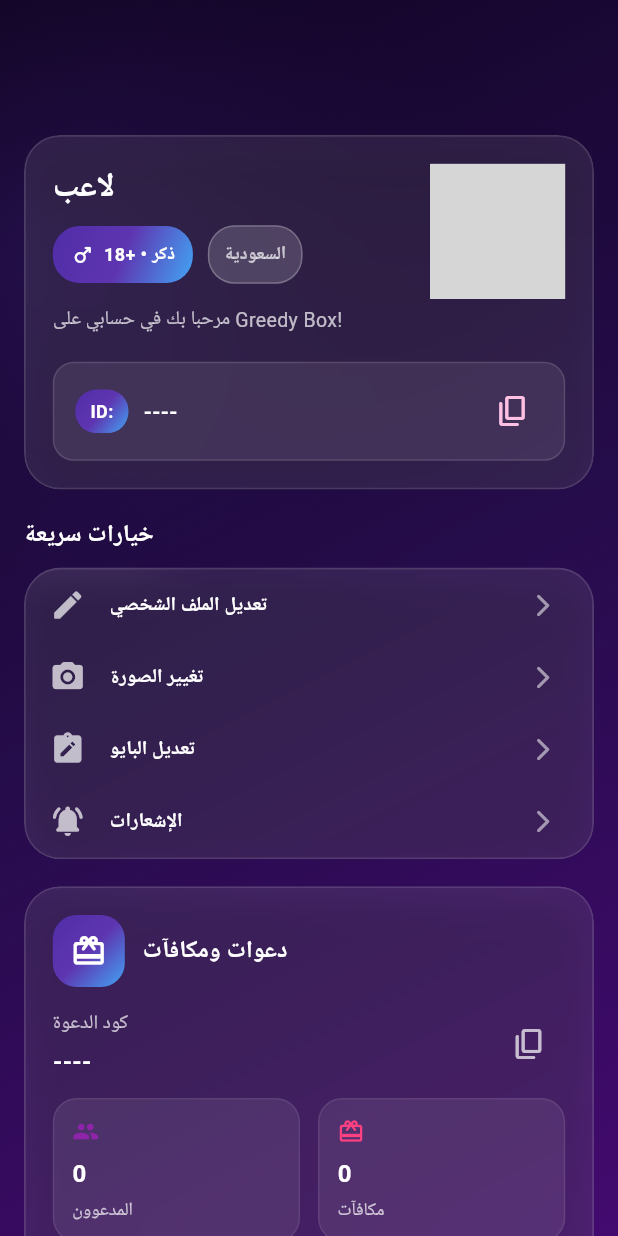
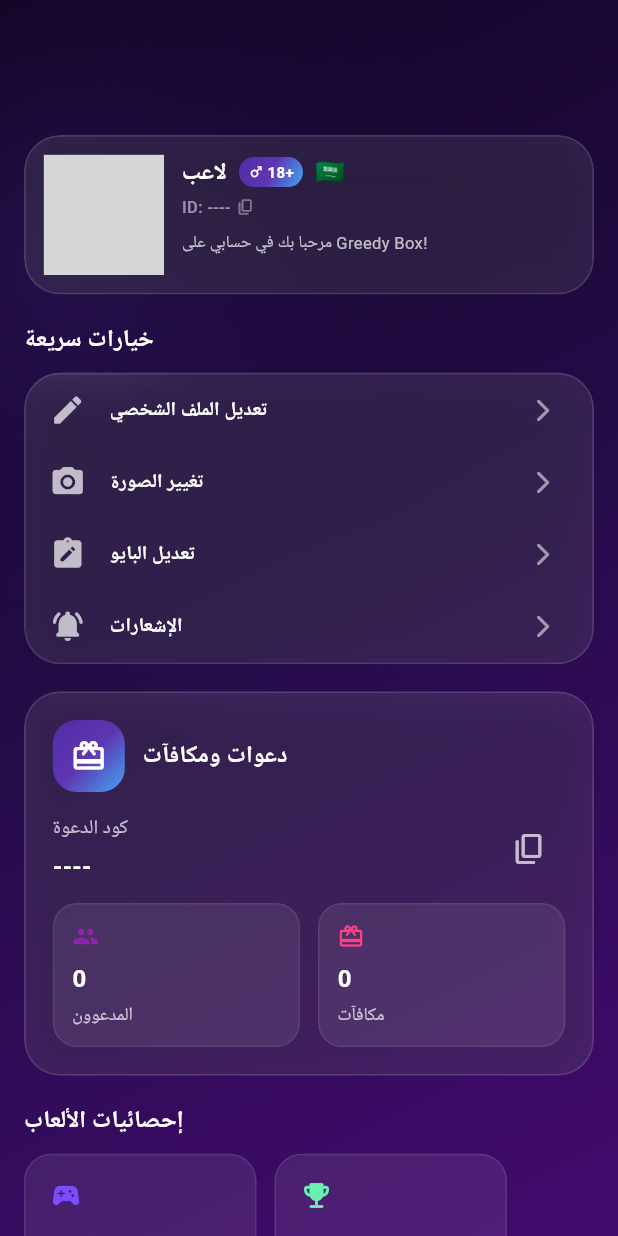
Before and after one commit to a94r98/greed-box-mobile, a Flutter app: the ProfilePage screen opened directly, on a phone screen of 412 x 824 dp. Run offline on Flutter 3.47's test engine with Material 3 defaults, Android fonts, the phone set to English and light mode, and no system bars; our stand-ins replace audioplayers, device_info_plus, lottie, shared_preferences, socket_io_client; accounts and stored records are empty; network calls fail; project files that could hold a hidden picture were left out; grey boxes are pictures that could not be loaded.

Commit message:
Redesign profile page layout and clean unused elements

```diff
--- a/lib/screens/profile_page.dart
+++ b/lib/screens/profile_page.dart
@@ -73,22 +73,11 @@ class _ProfilePageState extends State<ProfilePage> {
     }
   }
 
-  String _countryLabel(String code) {
-    const countryNames = {
-      'SA': 'السعودية',
-      'AE': 'الإمارات',
-      'EG': 'مصر',
-      'KW': 'الكويت',
-      'QA': 'قطر',
-      'BH': 'البحرين',
-      'OM': 'عُمان',
-      'US': 'الولايات المتحدة',
-      'TR': 'تركيا',
-      'LB': 'لبنان',
-      'SY': 'سوريا',
-      'JO': 'الأردن',
-    };
-    return countryNames[code.toUpperCase()] ?? code.toUpperCase();
+  String _getCountryFlag(String countryCode) {
+    if (countryCode.length != 2) return "🇸🇦";
+    final int firstChar = countryCode.codeUnitAt(0) - 0x41 + 0x1F1E6;
+    final int secondChar = countryCode.codeUnitAt(1) - 0x41 + 0x1F1E6;
+    return String.fromCharCode(firstChar) + String.fromCharCode(secondChar);
   }
 
   @override
@@ -115,7 +104,6 @@ class _ProfilePageState extends State<ProfilePage> {
     final countryCode = auth.user?['countryCode']?.toString().toUpperCase() ??
         auth.user?['country']?['code']?.toString().toUpperCase() ??
         "SA";
-    final countryLabel = _countryLabel(countryCode);
     final userBio =
         auth.user?['bio']?.toString() ?? "مرحبا بك في حسابي على Greedy Box!";
     final inviteCode = auth.user?['referralCode']?.toString() ?? "----";
@@ -181,35 +169,61 @@ class _ProfilePageState extends State<ProfilePage> {
               children: [
                 _glassCard(
                   child: Padding(
-                    padding: const EdgeInsets.all(18.0),
-                    child: Column(
+                    padding: const EdgeInsets.all(12.0),
+                    child: Row(
                       crossAxisAlignment: CrossAxisAlignment.start,
                       children: [
-                        Row(
-                          crossAxisAlignment: CrossAxisAlignment.start,
+                        // 1. Avatar (first, on the right in RTL / start in LTR)
+                        SizedBox(
+                          width: 80,
+                          height: 80,
+                          child: Stack(
+                            alignment: Alignment.center,
                             children: [
+                              Lottie.asset(
+                                isFemale
+                                    ? 'assets/frames/New female account.json'
+                                    : 'assets/frames/New male account.json',
+                                width: 80,
+                                height: 80,
+                                fit: BoxFit.contain,
+                                repeat: true,
+                              ),
+                              CircleAvatar(
+                                radius: 28,
+                                backgroundColor: accentColor.withValues(alpha: 0.2),
+                                child: _buildAvatarIcon(
+                                    auth.user?['avatar']?.toString(),
+                                    displayNickname),
+                              ),
+                            ],
+                          ),
+                        ),
+                        const SizedBox(width: 12),
+                        // 2. Details Column (second, starts right next to avatar)
                         Expanded(
                           child: Column(
                             crossAxisAlignment: CrossAxisAlignment.start,
                             children: [
+                              // Name, Age/Gender icon, Flag Row
+                              Row(
+                                children: [
                                   Text(
                                     displayNickname,
                                     style: const TextStyle(
-                                        fontSize: 22,
+                                        fontSize: 16,
                                         fontWeight: FontWeight.bold,
                                         color: Colors.white),
                                     overflow: TextOverflow.ellipsis,
                                   ),
-                                  const SizedBox(height: 10),
-                                  Row(
-                                    children: [
+                                  const SizedBox(width: 8),
+                                  // Age & Gender Icon
                                   Container(
                                     padding: const EdgeInsets.symmetric(
-                                            horizontal: 12, vertical: 10),
+                                        horizontal: 6, vertical: 3),
                                     decoration: BoxDecoration(
                                       gradient: accentGradient,
-                                          borderRadius:
-                                              BorderRadius.circular(18),
+                                      borderRadius: BorderRadius.circular(10),
                                     ),
                                     child: Row(
                                       mainAxisSize: MainAxisSize.min,
@@ -218,145 +232,66 @@ class _ProfilePageState extends State<ProfilePage> {
                                           isFemale
                                               ? Icons.female_rounded
                                               : Icons.male_rounded,
-                                              size: 16,
+                                          size: 11,
                                           color: Colors.white,
                                         ),
-                                            const SizedBox(width: 6),
+                                        const SizedBox(width: 2),
                                         Text(
-                                              "$userAge • ${isFemale ? "أنثى" : "ذكر"}",
+                                          userAge,
                                           style: const TextStyle(
                                               color: Colors.white,
                                               fontWeight: FontWeight.bold,
-                                                  fontSize: 12),
+                                              fontSize: 10),
                                         ),
                                       ],
                                     ),
                                   ),
-                                      const SizedBox(width: 10),
-                                      Container(
-                                        padding: const EdgeInsets.symmetric(
-                                            horizontal: 10, vertical: 10),
-                                        decoration: BoxDecoration(
-                                          color: Colors.white
-                                              .withValues(alpha: 0.16),
-                                          borderRadius:
-                                              BorderRadius.circular(18),
-                                          border:
-                                              Border.all(color: Colors.white24),
-                                        ),
-                                        child: Text(
-                                          countryLabel,
-                                          style: const TextStyle(
-                                              color: Colors.white70,
-                                              fontWeight: FontWeight.bold,
-                                              fontSize: 12),
-                                        ),
+                                  const SizedBox(width: 8),
+                                  // Flag Emoji
+                                  Text(
+                                    _getCountryFlag(countryCode),
+                                    style: const TextStyle(fontSize: 16),
                                   ),
                                 ],
                               ),
-                                  const SizedBox(height: 14),
+                              const SizedBox(height: 4),
+                              // Player ID (above the bio, under the name, without container box)
+                              InkWell(
+                                onTap: () => _copyToClipboard(
+                                    publicId, "تم نسخ معرف اللاعب!"),
+                                child: Row(
+                                  mainAxisSize: MainAxisSize.min,
+                                  children: [
+                                    Text(
+                                      "ID: $publicId",
+                                      style: TextStyle(
+                                        color: Colors.white.withValues(alpha: 0.5),
+                                        fontSize: 11,
+                                        fontWeight: FontWeight.w500,
+                                      ),
+                                    ),
+                                    const SizedBox(width: 4),
+                                    Icon(
+                                      Icons.copy_rounded,
+                                      size: 12,
+                                      color: Colors.white.withValues(alpha: 0.4),
+                                    ),
+                                  ],
+                                ),
+                              ),
+                              const SizedBox(height: 8),
+                              // Bio Section
                               Text(
                                 userBio,
                                 style: const TextStyle(
                                     color: Colors.white70,
-                                        fontSize: 13,
-                                        height: 1.5),
+                                    fontSize: 11,
+                                    height: 1.4),
                                 maxLines: 2,
                                 overflow: TextOverflow.ellipsis,
                               ),
                             ],
                           ),
-                            ),
-                            const SizedBox(width: 14),
-                            SizedBox(
-                              width: 90,
-                              height: 90,
-                              child: Stack(
-                                alignment: Alignment.center,
-                                children: [
-                                  Lottie.asset(
-                                    isFemale
-                                        ? 'assets/frames/New female account.json'
-                                        : 'assets/frames/New male account.json',
-                                    width: 90,
-                                    height: 90,
-                                    fit: BoxFit.contain,
-                                    repeat: true,
-                                  ),
-                                  CircleAvatar(
-                                    radius: 32,
-                                    backgroundColor:
-                                        accentColor.withValues(alpha: 0.2),
-                                    child: _buildAvatarIcon(
-                                        auth.user?['avatar']?.toString(),
-                                        displayNickname),
-                                  ),
-                                ],
-                              ),
-                            ),
-                          ],
-                        ),
-                        const SizedBox(height: 18),
-                        Row(
-                          children: [
-                            Expanded(
-                              child: Container(
-                                padding: const EdgeInsets.symmetric(
-                                    horizontal: 14, vertical: 12),
-                                decoration: BoxDecoration(
-                                  color: Colors.white.withValues(alpha: 0.08),
-                                  borderRadius: BorderRadius.circular(14),
-                                  border: Border.all(
-                                      color:
-                                          Colors.white.withValues(alpha: 0.12)),
-                                ),
-                                child: Row(
-                                  mainAxisAlignment:
-                                      MainAxisAlignment.spaceBetween,
-                                  children: [
-                                    Expanded(
-                                      child: Row(
-                                        children: [
-                                          Container(
-                                            padding: const EdgeInsets.symmetric(
-                                                horizontal: 10, vertical: 6),
-                                            decoration: BoxDecoration(
-                                              gradient: accentGradient,
-                                              borderRadius:
-                                                  BorderRadius.circular(14),
-                                            ),
-                                            child: const Text('ID:',
-                                                style: TextStyle(
-                                                    color: Colors.white,
-                                                    fontWeight: FontWeight.bold,
-                                                    fontSize: 12)),
-                                          ),
-                                          const SizedBox(width: 10),
-                                          Expanded(
-                                            child: Text(publicId,
-                                                style: const TextStyle(
-                                                    color: Colors.white,
-                                                    fontWeight: FontWeight.bold,
-                                                    fontSize: 14),
-                                                overflow:
-                                                    TextOverflow.ellipsis),
-                                          ),
-                                        ],
-                                      ),
-                                    ),
-                                    IconButton(
-                                      padding: EdgeInsets.zero,
-                                      visualDensity: VisualDensity.compact,
-                                      icon: const Icon(Icons.copy_rounded,
-                                          color: Color(0xFFFFC1E3)),
-                                      onPressed: () => _copyToClipboard(
-                                          publicId, "تم نسخ ID المستخدم"),
-                                    ),
-                                  ],
-                                ),
-                              ),
-                            ),
-                          ],
                         ),
                       ],
                     ),
```
Lines whose indentation alone changed are shown as unchanged.
